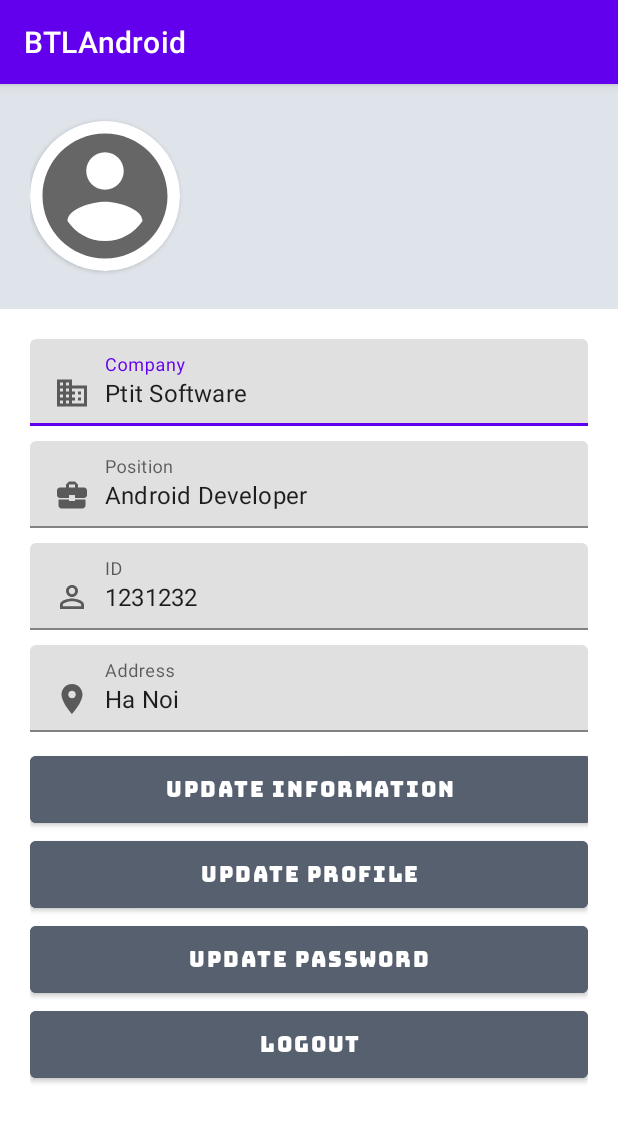
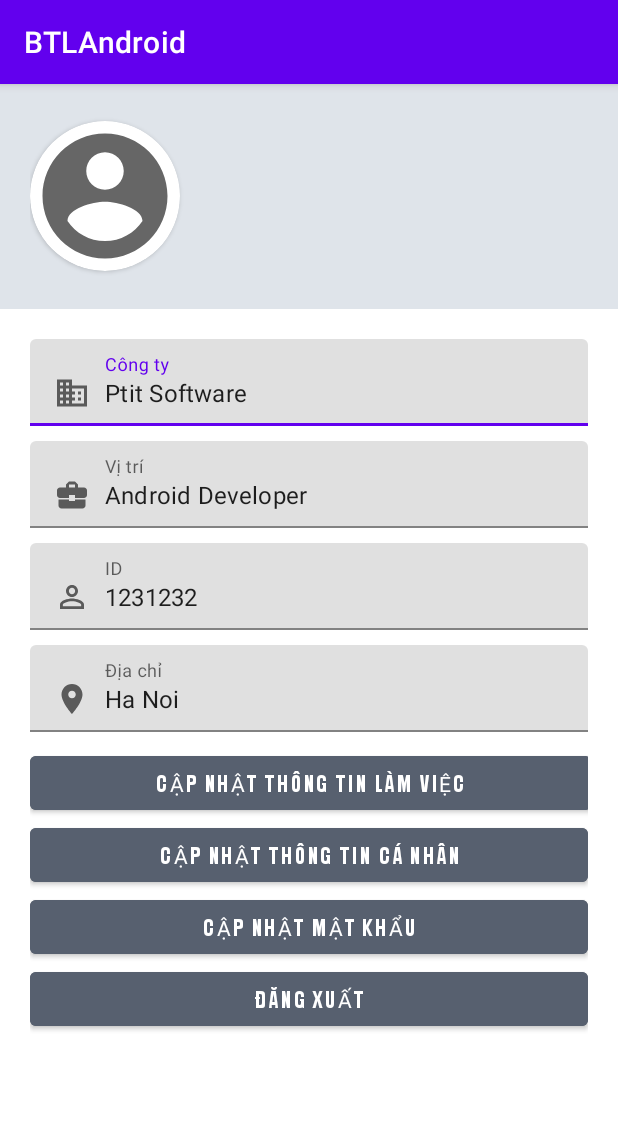
Before and after one commit to Donotknowwhy/BTLAndroid, an Android app: the screen it shows after launch once a user with an empty profile is signed in (Profile), on a phone screen of 412 x 824 dp. Shown: the top 1122 px of the screen. Run offline under Robolectric (Android 15) with nearby library versions, the phone set to English and light mode, and no system bars; our stand-ins replace Firebase (no records; nobody signed in at launch, a user with empty details on screens opened directly), Picasso.

Commit message:
change VN

```diff
--- a/app/src/main/res/layout/activity_profile.xml
+++ b/app/src/main/res/layout/activity_profile.xml
@@ -39,7 +39,7 @@
                 android:layout_centerVertical="true"
                 android:layout_marginLeft="10dp"
                 android:layout_toRightOf="@id/cardView"
-                android:fontFamily="@font/bungee"
+                android:fontFamily="@font/impact"
                 android:includeFontPadding="false"
                 android:text="rikimll"
                 android:textSize="20sp" />
@@ -70,16 +70,13 @@
                 android:layout_width="match_parent"
                 android:layout_height="wrap_content"
                 android:layout_marginBottom="10dp"
-                android:hint="Company">
-
+                android:hint="Công ty">
                 <com.google.android.material.textfield.TextInputEditText
-
                     android:layout_width="match_parent"
                     android:layout_height="wrap_content"
                     android:drawableLeft="@drawable/ic_baseline_business_24"
                     android:drawablePadding="10dp"
                     android:text="Ptit Software"
-
                     />
 
             </com.google.android.material.textfield.TextInputLayout>
@@ -89,7 +86,7 @@
                 android:layout_width="match_parent"
                 android:layout_height="wrap_content"
                 android:layout_marginBottom="10dp"
-                android:hint="Position">
+                android:hint="Vị trí">
 
                 <com.google.android.material.textfield.TextInputEditText
 
@@ -121,7 +118,7 @@
                 android:layout_width="match_parent"
                 android:layout_height="wrap_content"
                 android:layout_marginBottom="10dp"
-                android:hint="Address">
+                android:hint="Địa chỉ">
 
                 <com.google.android.material.textfield.TextInputEditText
 
@@ -137,8 +134,8 @@
                 android:layout_width="374dp"
                 android:layout_height="wrap_content"
                 android:backgroundTint="#57606f"
-                android:fontFamily="@font/bungee"
-                android:text="Update Information"
+                android:fontFamily="@font/impact"
+                android:text="Cập nhật thông tin làm việc"
                 android:textColor="@color/white" />
 
             <Button
@@ -146,8 +143,8 @@
                 android:layout_width="match_parent"
                 android:layout_height="wrap_content"
                 android:backgroundTint="#57606f"
-                android:fontFamily="@font/bungee"
-                android:text="Update Profile"
+                android:fontFamily="@font/impact"
+                android:text="Cập nhật thông tin cá nhân"
                 android:textColor="@color/white" />
 
             <Button
@@ -155,8 +152,8 @@
                 android:layout_width="match_parent"
                 android:layout_height="wrap_content"
                 android:backgroundTint="#57606f"
-                android:fontFamily="@font/bungee"
-                android:text="Update Password"
+                android:fontFamily="@font/impact"
+                android:text="Cập nhật mật khẩu"
                 android:textColor="@color/white" />
 
             <Button
@@ -164,8 +161,8 @@
                 android:layout_width="match_parent"
                 android:layout_height="wrap_content"
                 android:backgroundTint="#57606f"
-                android:fontFamily="@font/bungee"
-                android:text="Logout"
+                android:fontFamily="@font/impact"
+                android:text="Đăng xuất"
                 android:textColor="@color/white"
                 app:layout_constraintBottom_toBottomOf="parent"
                 app:layout_constraintEnd_toEndOf="parent"
```
Also changed, not shown: app/src/main/java/com/example/btlandroid/EditProfile.java (+13 -19 lines), app/src/main/res/layout/activity_edit_profile.xml (+22 -15 lines), app/src/main/res/layout/activity_main.xml (+12 -12 lines), app/src/main/res/layout/activity_register.xml (+9 -11 lines), app/src/main/res/font/impact.ttf (added).
